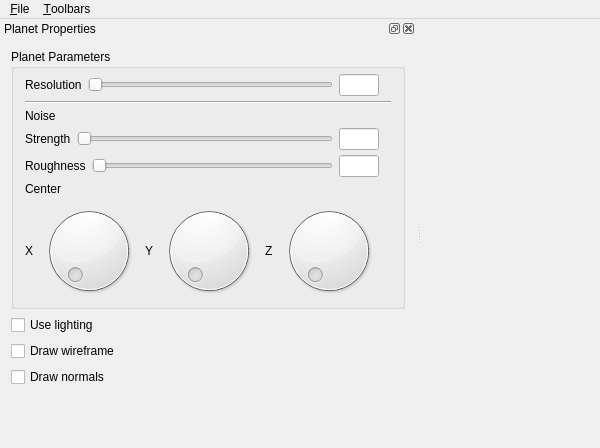
ianlayzer/planet-generator, file ui/mainwindow.ui: the form before one commit.
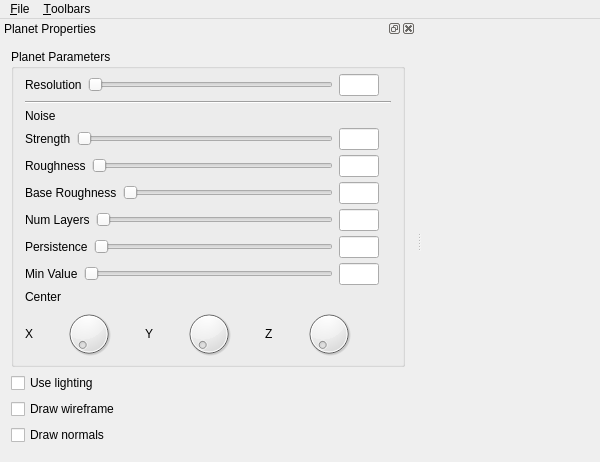
The form after the commit.

What changed in the file:
```diff
--- a/ui/mainwindow.ui
+++ b/ui/mainwindow.ui
@@ -99,7 +99,35 @@
           </item>
          </layout>
         </item>
-        <item row="8" column="0">
+        <item row="9" column="0">
+         <layout class="QHBoxLayout" name="horizontalLayout_7">
+          <item>
+           <widget class="QLabel" name="persistenceLabel">
+            <property name="text">
+             <string>Persistence</string>
+            </property>
+           </widget>
+          </item>
+          <item>
+           <widget class="QSlider" name="persistenceSlider">
+            <property name="orientation">
+             <enum>Qt::Horizontal</enum>
+            </property>
+           </widget>
+          </item>
+          <item>
+           <widget class="QLineEdit" name="persistenceTextbox">
+            <property name="maximumSize">
+             <size>
+              <width>40</width>
+              <height>16777215</height>
+             </size>
+            </property>
+           </widget>
+          </item>
+         </layout>
+        </item>
+        <item row="12" column="0">
          <layout class="QHBoxLayout" name="horizontalLayout_4">
           <item>
            <widget class="QLabel" name="xLabel">
@@ -175,6 +203,41 @@
           </property>
          </widget>
         </item>
+        <item row="11" column="0">
+         <widget class="QLabel" name="centerLabel">
+          <property name="text">
+           <string>Center</string>
+          </property>
+         </widget>
+        </item>
+        <item row="8" column="0">
+         <layout class="QHBoxLayout" name="horizontalLayout_6">
+          <item>
+           <widget class="QLabel" name="numLayersLabel">
+            <property name="text">
+             <string>Num Layers</string>
+            </property>
+           </widget>
+          </item>
+          <item>
+           <widget class="QSlider" name="numLayersSlider">
+            <property name="orientation">
+             <enum>Qt::Horizontal</enum>
+            </property>
+           </widget>
+          </item>
+          <item>
+           <widget class="QLineEdit" name="numLayersTextbox">
+            <property name="maximumSize">
+             <size>
+              <width>40</width>
+              <height>16777215</height>
+             </size>
+            </property>
+           </widget>
+          </item>
+         </layout>
+        </item>
         <item row="1" column="0">
          <layout class="QHBoxLayout" name="horizontalLayout_2">
           <item>
@@ -215,15 +278,61 @@
           </item>
          </layout>
         </item>
-        <item row="9" column="0">
-         <layout class="QHBoxLayout" name="horizontalLayout_5"/>
-        </item>
         <item row="7" column="0">
-         <widget class="QLabel" name="centerLabel">
-          <property name="text">
-           <string>Center</string>
-          </property>
-         </widget>
+         <layout class="QHBoxLayout" name="horizontalLayout_5">
+          <item>
+           <widget class="QLabel" name="baseRoughnessLabel">
+            <property name="text">
+             <string>Base Roughness</string>
+            </property>
+           </widget>
+          </item>
+          <item>
+           <widget class="QSlider" name="baseRoughnessSlider">
+            <property name="orientation">
+             <enum>Qt::Horizontal</enum>
+            </property>
+           </widget>
+          </item>
+          <item>
+           <widget class="QLineEdit" name="baseRoughnessTextbox">
+            <property name="maximumSize">
+             <size>
+              <width>40</width>
+              <height>16777215</height>
+             </size>
+            </property>
+           </widget>
+          </item>
+         </layout>
+        </item>
+        <item row="10" column="0">
+         <layout class="QHBoxLayout" name="horizontalLayout_8">
+          <item>
+           <widget class="QLabel" name="minValueLabel">
+            <property name="text">
+             <string>Min Value</string>
+            </property>
+           </widget>
+          </item>
+          <item>
+           <widget class="QSlider" name="minValueSlider">
+            <property name="orientation">
+             <enum>Qt::Horizontal</enum>
+            </property>
+           </widget>
+          </item>
+          <item>
+           <widget class="QLineEdit" name="minValueTextbox">
+            <property name="maximumSize">
+             <size>
+              <width>40</width>
+              <height>16777215</height>
+             </size>
+            </property>
+           </widget>
+          </item>
+         </layout>
         </item>
        </layout>
       </widget>
```
